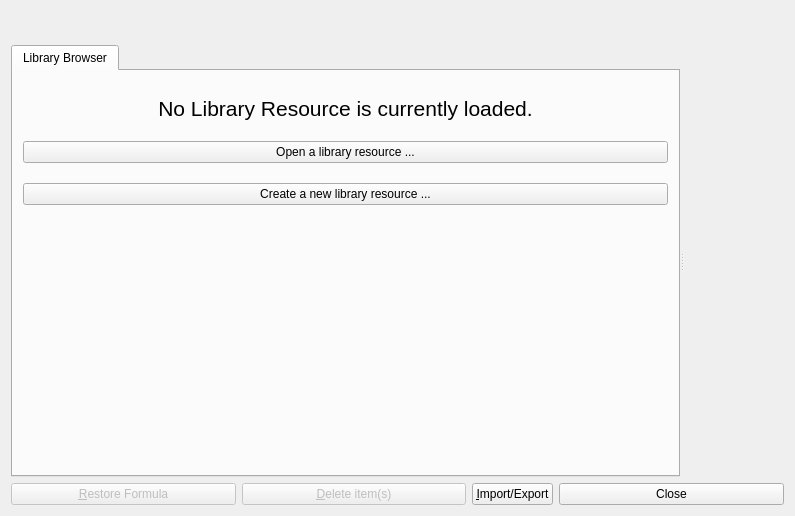
The window that src/klflibbrowser.ui (klatexformula/klatexformula) describes before a commit, drawn with Qt 5.
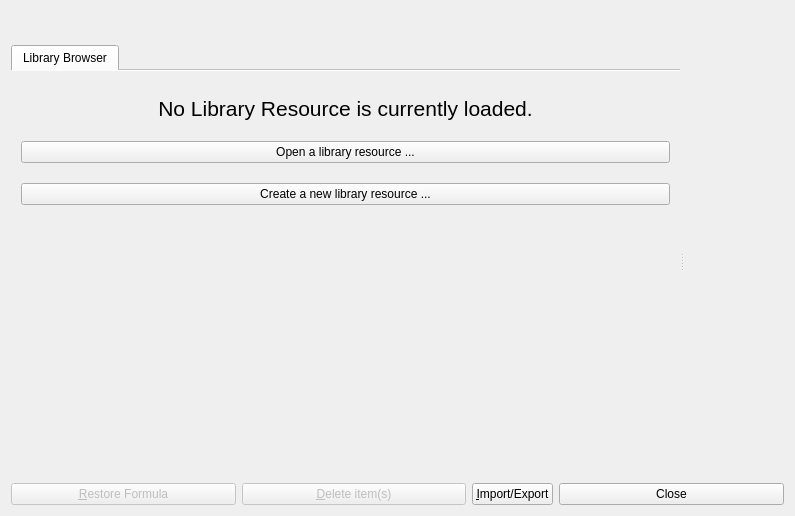
The same window after the commit. Icons and pictures are not drawn. Custom widgets are drawn as their Qt base class.

```diff
--- a/src/klflibbrowser.ui
+++ b/src/klflibbrowser.ui
@@ -214,6 +214,9 @@
          <property name="currentIndex">
           <number>0</number>
          </property>
+         <property name="documentMode">
+          <bool>true</bool>
+         </property>
          <widget class="QWidget" name="tabWelcome">
           <attribute name="icon">
            <iconset resource="klfres.qrc">
```
Left out of the diff: 2 changed lines with no effect on the pictures.
